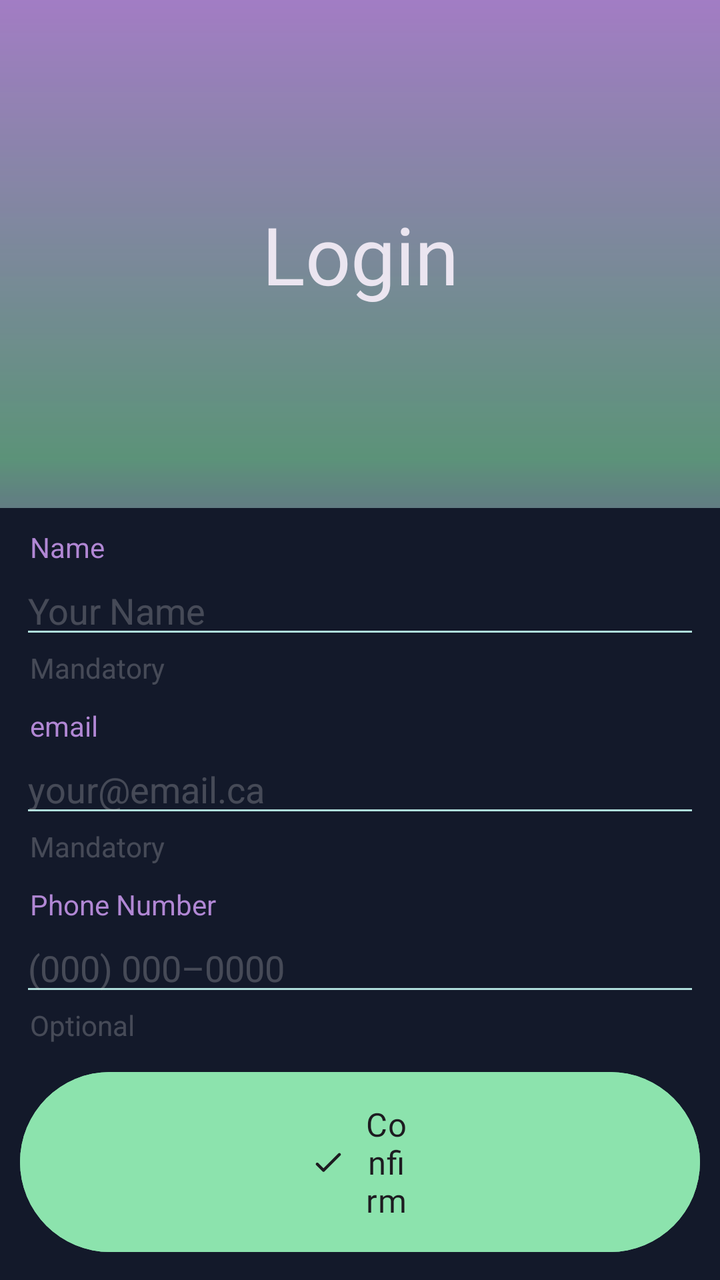
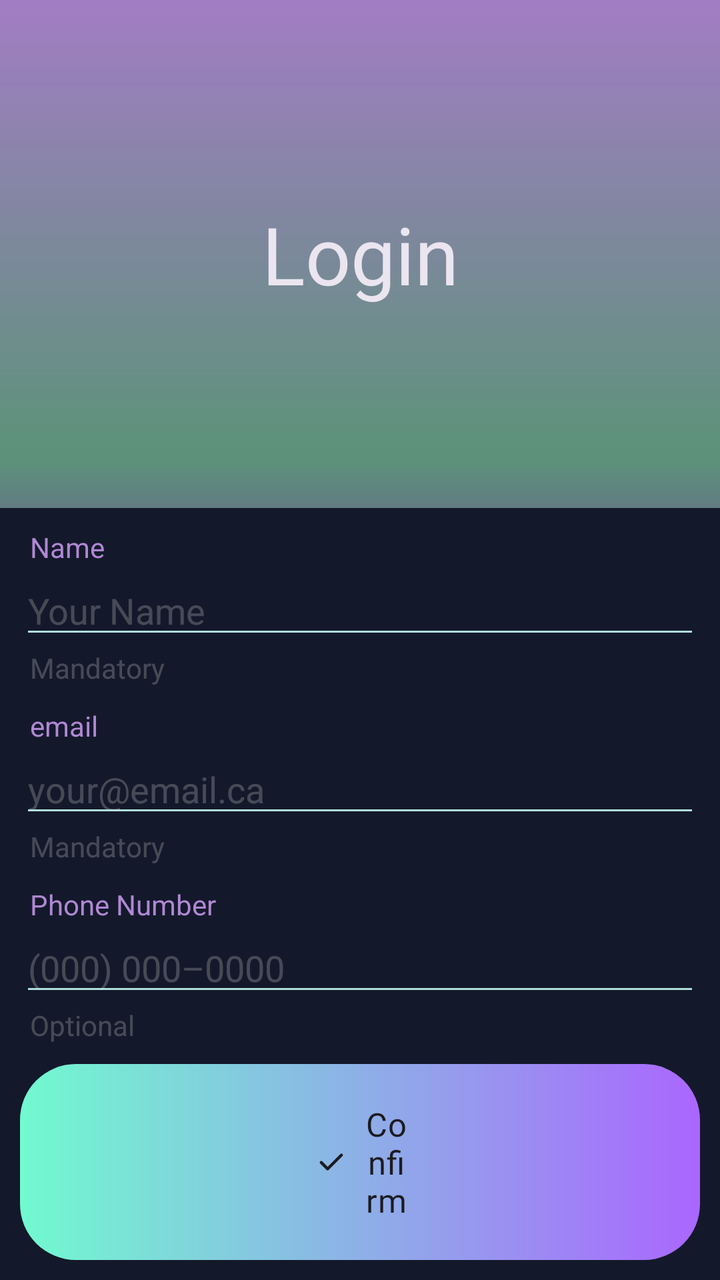

Before-and-after screenshots of an Android layout around one commit, followed by the original layout XML and the change that was made.
<!-- AndroidManifest.xml: application theme Theme.AuroraEvents -->
<!-- res/layout/fragment_login.xml -->
<?xml version="1.0" encoding="utf-8"?>

<androidx.constraintlayout.widget.ConstraintLayout xmlns:android="http://schemas.android.com/apk/res/android"
    xmlns:app="http://schemas.android.com/apk/res-auto"
    xmlns:tools="http://schemas.android.com/tools"
    android:id="@+id/login"
    android:layout_width="match_parent"
    android:layout_height="match_parent"
    android:background="@color/background"
    tools:context=".view.LoginFragment">

    <TextView
        android:layout_width="wrap_content"
        android:layout_height="wrap_content"
        android:text="@string/login_header"
        android:textSize="40sp"
        android:fontFamily="@font/roboto"
        android:textColor="@color/light_text"
        app:layout_constraintTop_toTopOf="@+id/image"
        app:layout_constraintStart_toStartOf="@id/image"
        app:layout_constraintEnd_toEndOf="@id/image"
        app:layout_constraintBottom_toBottomOf="@id/image"
        android:elevation="1dp"/>

    <ImageView
        android:id="@+id/image"
        android:layout_width="match_parent"
        android:layout_height="0dp"
        android:elevation="0dp"
        android:contentDescription="@string/header_content_desc"
        android:src="@drawable/background_aroura_gradient"
        app:layout_constraintBottom_toTopOf="@+id/content"
        app:layout_constraintEnd_toEndOf="parent"
        app:layout_constraintStart_toStartOf="parent"
        app:layout_constraintTop_toTopOf="parent" />

    <LinearLayout
        android:id="@+id/content"
        android:layout_width="match_parent"
        android:layout_height="wrap_content"
        android:padding="10dp"
        android:orientation="vertical"
        android:gravity="bottom"
        app:layout_constraintBottom_toBottomOf="parent"
        app:layout_constraintStart_toStartOf="parent"
        app:layout_constraintEnd_toEndOf="parent">

        <include
            android:layout_width="match_parent"
            android:layout_height="wrap_content"
            layout="@layout/custom_name_input" />

        <Space
            android:layout_width="match_parent"
            android:layout_height="10dp" />

        <include
            android:layout_width="match_parent"
            android:layout_height="wrap_content"
            layout="@layout/custom_email_input" />

        <Space
            android:layout_width="match_parent"
            android:layout_height="10dp" />

        <include
            android:layout_width="match_parent"
            android:layout_height="wrap_content"
            layout="@layout/custom_phone_input" />

        <Space
            android:layout_width="match_parent"
            android:layout_height="10dp" />

        <Button
            android:id="@+id/confirm_button"
            android:layout_width="match_parent"
            android:layout_height="wrap_content"
            android:backgroundTint="@color/green"
            android:clickable="true"
            android:focusable="true"
            android:fontFamily="@font/roboto"
            android:paddingVertical="15dp"
            android:text="@string/login_confirm_text"
            android:textColor="@color/dark_text"
            android:textSize="8pt"
            android:paddingHorizontal="145dp"
            app:icon="@drawable/round_check_24"
            app:iconTint="@color/dark_text" />

    </LinearLayout>

</androidx.constraintlayout.widget.ConstraintLayout>
<!-- res/layout/custom_name_input.xml (included above) -->
<?xml version="1.0" encoding="utf-8"?>
<merge xmlns:android="http://schemas.android.com/apk/res/android"
    android:orientation="vertical"
    android:layout_width="match_parent"
    android:layout_height="wrap_content"
    android:background="@color/background">

    <TextView
        android:layout_width="match_parent"
        android:layout_height="wrap_content"
        android:text="@string/user_name_label"
        android:textColor="@color/purple"
        android:paddingHorizontal="5dp"/>

    <EditText
        android:id="@+id/user_name"
        android:layout_width="match_parent"
        android:layout_height="wrap_content"
        android:autofillHints="name"
        android:backgroundTint="@color/blue"
        android:inputType="textPersonName"
        android:hint="@string/default_user_name"
        android:textColorHint="@color/light_glass"
        android:textColor="@color/green"/>

    <TextView
        android:layout_width="match_parent"
        android:layout_height="wrap_content"
        android:text="@string/mandatory_label"
        android:textColor="@color/light_glass"
        android:paddingHorizontal="5dp"/>

</merge>
<!-- res/layout/custom_email_input.xml (included above) -->
<?xml version="1.0" encoding="utf-8"?>
<merge xmlns:android="http://schemas.android.com/apk/res/android"
    android:orientation="vertical"
    android:layout_width="match_parent"
    android:layout_height="wrap_content"
    android:background="@color/background">

    <TextView
        android:layout_width="match_parent"
        android:layout_height="wrap_content"
        android:text="@string/email_label"
        android:textColor="@color/purple"
        android:paddingHorizontal="5dp"/>

    <EditText
        android:id="@+id/user_email"
        android:layout_width="match_parent"
        android:layout_height="wrap_content"
        android:autofillHints="emailAddress"
        android:backgroundTint="@color/blue"
        android:inputType="textEmailAddress"
        android:hint="@string/default_email"
        android:textColorHint="@color/light_glass"
        android:textColor="@color/green"/>

    <TextView
        android:layout_width="match_parent"
        android:layout_height="wrap_content"
        android:text="@string/mandatory_label"
        android:textColor="@color/light_glass"
        android:paddingHorizontal="5dp"/>

</merge>
<!-- res/layout/custom_phone_input.xml (included above) -->
<?xml version="1.0" encoding="utf-8"?>
<merge xmlns:android="http://schemas.android.com/apk/res/android"
    android:orientation="vertical"
    android:layout_width="match_parent"
    android:layout_height="wrap_content"
    android:background="@color/background">

    <TextView
        android:layout_width="match_parent"
        android:layout_height="wrap_content"
        android:text="@string/phone_number_label"
        android:textColor="@color/purple"
        android:paddingHorizontal="5dp"/>

    <EditText
        android:id="@+id/user_phone_number"
        android:layout_width="match_parent"
        android:layout_height="wrap_content"
        android:autofillHints="phone"
        android:backgroundTint="@color/blue"
        android:inputType="phone"
        android:hint="@string/default_phone_number"
        android:textColorHint="@color/light_glass"
        android:textColor="@color/green"/>

    <TextView
        android:layout_width="match_parent"
        android:layout_height="wrap_content"
        android:text="@string/optional_label"
        android:textColor="@color/light_glass"
        android:paddingHorizontal="5dp"/>

</merge>
<!-- resources referenced by this layout -->
<resources>
  <color name="background">#FF13192A</color>
  <color name="blue">#FFAFDEDB</color>
  <color name="dark_text">#FF1D1B20</color>
  <color name="green">#FF8CE3AD</color>
  <color name="light_glass">#40E0E0E0</color>
  <color name="light_text">#FFEBE5F0</color>
  <color name="purple">#FFB187D4</color>
  <!-- drawable background_aroura_gradient (drawable) -->
  <?xml version="1.0" encoding="utf-8"?>
  <shape
      xmlns:android="http://schemas.android.com/apk/res/android"
      android:shape="rectangle" >
      <gradient
          android:angle="-90"
          android:startColor="#E6B187D4"
          android:centerColor="#998CE3AD"
          android:centerX="90%"
          android:endColor="#80AFDEDB"
          android:type="linear" />
  </shape>
  <!-- drawable round_check_24 (drawable) -->
  <vector xmlns:android="http://schemas.android.com/apk/res/android" android:height="24dp" android:tint="#000000" android:viewportHeight="24" android:viewportWidth="24" android:width="24dp">
        
      <path android:fillColor="@android:color/white" android:pathData="M9,16.17L5.53,12.7c-0.39,-0.39 -1.02,-0.39 -1.41,0 -0.39,0.39 -0.39,1.02 0,1.41l4.18,4.18c0.39,0.39 1.02,0.39 1.41,0L20.29,7.71c0.39,-0.39 0.39,-1.02 0,-1.41 -0.39,-0.39 -1.02,-0.39 -1.41,0L9,16.17z"/>
      
  </vector>
  <string name="default_email">your@email.ca</string>
  <string name="default_phone_number">(000) 000–0000</string>
  <string name="default_user_name">Your Name</string>
  <string name="email_label">email</string>
  <string name="header_content_desc">Header</string>
  <string name="login_confirm_text">Confirm</string>
  <string name="login_header">Login</string>
  <string name="mandatory_label">Mandatory</string>
  <string name="optional_label">Optional</string>
  <string name="phone_number_label">Phone Number</string>
  <string name="user_name_label">Name</string>
  <style name="Theme.AuroraEvents" parent="Base.Theme.AuroraEvents" />
  <style name="Base.Theme.AuroraEvents" parent="Theme.Material3.DayNight.NoActionBar">
          
          
      </style>
</resources>

<!-- the commit's change to res/layout/fragment_login.xml (unified diff, before → after) -->
@@ -76,7 +76,6 @@
             android:id="@+id/confirm_button"
             android:layout_width="match_parent"
             android:layout_height="wrap_content"
-            android:backgroundTint="@color/green"
             android:clickable="true"
             android:focusable="true"
             android:fontFamily="@font/roboto"
@@ -85,8 +84,11 @@
             android:textColor="@color/dark_text"
             android:textSize="8pt"
             android:paddingHorizontal="145dp"
-            app:icon="@drawable/round_check_24"
-            app:iconTint="@color/dark_text" />
+            app:icon="@drawable/rounded_check_24"
+            app:iconTint="@color/dark_text"
+            app:iconGravity="textStart"
+            app:backgroundTint="@null"
+            android:background="@drawable/gradient_confirm_button"/>
 
     </LinearLayout>
 
<!-- resource entries referenced after the edit -->
@@ -20,10 +20,25 @@
           android:endColor="#80AFDEDB"
           android:type="linear" />
   </shape>
-  <!-- drawable round_check_24 (drawable) -->
-  <vector xmlns:android="http://schemas.android.com/apk/res/android" android:height="24dp" android:tint="#000000" android:viewportHeight="24" android:viewportWidth="24" android:width="24dp">
+  <!-- drawable gradient_confirm_button (drawable) -->
+  <?xml version="1.0" encoding="utf-8"?>
+  <ripple xmlns:android="http://schemas.android.com/apk/res/android"
+      android:color="#5571FACF">
+      <item>
+          <shape android:shape="rectangle">
+              <corners android:radius="@dimen/corner_radius" />
+              <gradient
+                  android:angle="0"
+                  android:endColor="#AA66FF"
+                  android:startColor="#71FACF"
+                  android:type="linear" />
+          </shape>
+      </item>
+  </ripple>
+  <!-- drawable rounded_check_24 (drawable) -->
+  <vector xmlns:android="http://schemas.android.com/apk/res/android" android:height="24dp" android:tint="#000000" android:viewportHeight="960" android:viewportWidth="960" android:width="24dp">
         
-      <path android:fillColor="@android:color/white" android:pathData="M9,16.17L5.53,12.7c-0.39,-0.39 -1.02,-0.39 -1.41,0 -0.39,0.39 -0.39,1.02 0,1.41l4.18,4.18c0.39,0.39 1.02,0.39 1.41,0L20.29,7.71c0.39,-0.39 0.39,-1.02 0,-1.41 -0.39,-0.39 -1.02,-0.39 -1.41,0L9,16.17z"/>
+      <path android:fillColor="@android:color/white" android:pathData="M382,606L721,267Q733,255 749,255Q765,255 777,267Q789,279 789,295.5Q789,312 777,324L410,692Q398,704 382,704Q366,704 354,692L182,520Q170,508 170.5,491.5Q171,475 183,463Q195,451 211.5,451Q228,451 240,463L382,606Z"/>
       
   </vector>
   <string name="default_email">your@email.ca</string>
@@ -38,6 +53,7 @@
   <string name="phone_number_label">Phone Number</string>
   <string name="user_name_label">Name</string>
   <style name="Theme.AuroraEvents" parent="Base.Theme.AuroraEvents" />
+  <dimen name="corner_radius">28dp</dimen>
   <style name="Base.Theme.AuroraEvents" parent="Theme.Material3.DayNight.NoActionBar">
           
           
